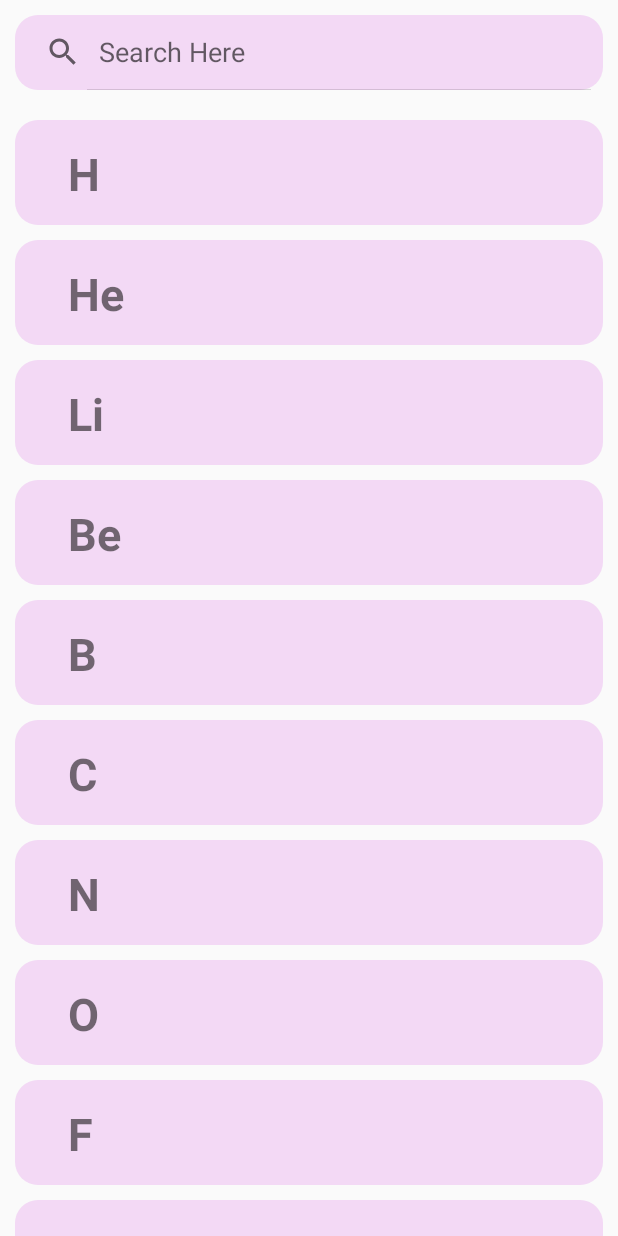
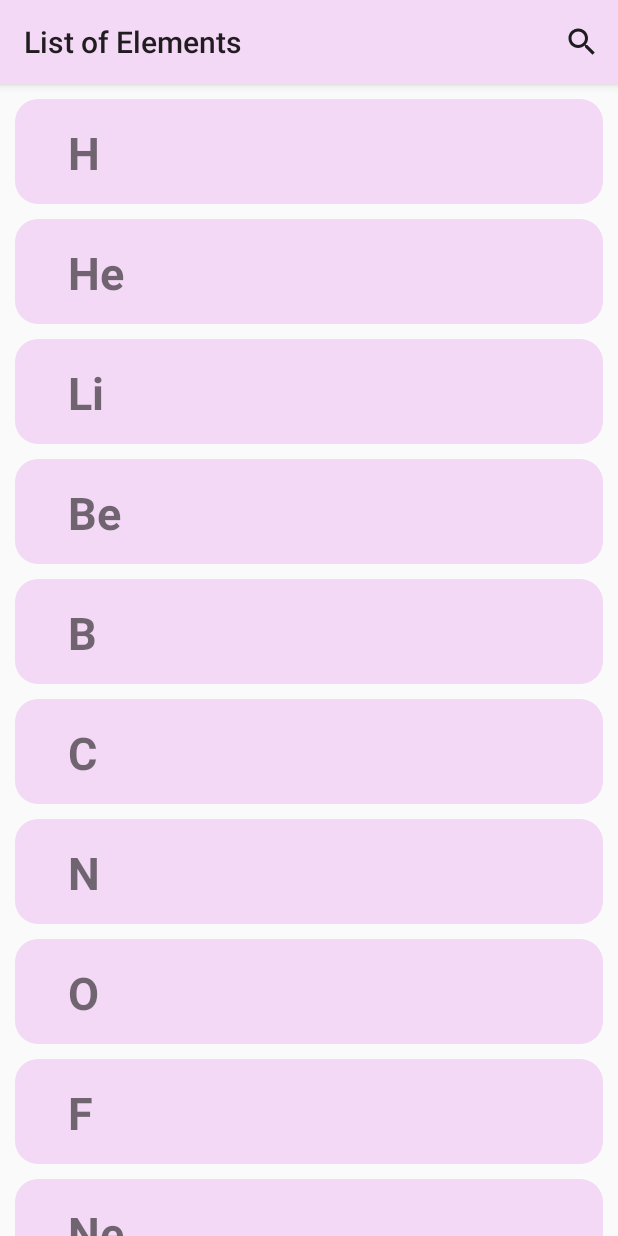
Before and after one commit to 0lbabej/MendiPedia, an Android app: the screen it shows after launch (MainActivity), on a phone screen of 412 x 824 dp. Run offline under Robolectric (Android 15) with nearby library versions, the phone set to English and light mode, and no system bars.

Commit message:
added all functionality

```diff
--- a/app/src/main/java/com/example/mendipedia/MainActivity.kt
+++ b/app/src/main/java/com/example/mendipedia/MainActivity.kt
@@ -1,14 +1,22 @@
 package com.example.mendipedia
 
+import android.content.ClipDescription
 import android.content.Intent
 import android.os.Bundle
+import android.view.LayoutInflater
+import android.view.Menu
+import android.view.MenuItem
+import android.widget.Filter
+import android.widget.Filterable
+import android.widget.SearchView
+import android.widget.Toolbar
 import androidx.appcompat.app.AppCompatActivity
 import androidx.recyclerview.widget.DividerItemDecoration
 import androidx.recyclerview.widget.LinearLayoutManager
 import androidx.recyclerview.widget.RecyclerView
 
 
-class MainActivity : AppCompatActivity(), ElementsAdapter.ClickListener {
+class MainActivity : AppCompatActivity(), ElementsAdapter.ClickListener{
 
     private lateinit var recyclerView: RecyclerView
     private lateinit var elementsAdapter: ElementsAdapter
@@ -16,6 +24,8 @@ class MainActivity : AppCompatActivity(), ElementsAdapter.ClickListener {
     override fun onCreate(savedInstanceState: Bundle?) {
         super.onCreate(savedInstanceState)
         setContentView(R.layout.activity_main)
+
+        title = "List of Elements"
 
         initData()
     }
@@ -34,7 +44,6 @@ class MainActivity : AppCompatActivity(), ElementsAdapter.ClickListener {
 
     private fun createElements(): List<ElementModel>{
         var elementList = ArrayList<ElementModel>()
-//        elementList.add(ElementModel("", "", "", ""))
         elementList.add(ElementModel("H", "1", "1,00797", "Водород"))
         elementList.add(ElementModel("He", "2", "4,0026", "Гелий"))
         elementList.add(ElementModel("Li", "3", "6,939", "Литий"))
@@ -49,7 +58,7 @@ class MainActivity : AppCompatActivity(), ElementsAdapter.ClickListener {
         elementList.add(ElementModel("Mg", "12", "24,305", "Магний"))
         elementList.add(ElementModel("Al", "13", "26,9815", "Алюминий"))
         elementList.add(ElementModel("Si", "14", "28,085", "Кремний"))
-
+        //        elementList.add(ElementModel("", "", "", ""))
 
         return elementList
     }
@@ -58,6 +67,35 @@ class MainActivity : AppCompatActivity(), ElementsAdapter.ClickListener {
     }
 
     override fun clickedElement(elementModel: ElementModel) {
-        startActivity(Intent(this, AboutActivity::class.java).putExtra("elementName", elementModel.elementName))
+        val intent = Intent(this, AboutActivity::class.java)
+        intent.putExtra("choosedElementName", elementModel.elementName)
+        intent.putExtra("choosedElementId", elementModel.elementId)
+        intent.putExtra("choosedElementMass", elementModel.elementMass)
+        intent.putExtra("choosedElementDescription", elementModel.elementDescription)
+        startActivity(intent)
+    }
+
+    override fun onCreateOptionsMenu(menu: Menu?): Boolean {
+        menuInflater.inflate(R.menu.search_menu, menu)
+        var menuItem = menu!!.findItem(R.id.searchView)
+        var searchView: SearchView = menuItem.actionView as SearchView
+        searchView.maxWidth = Int.MAX_VALUE
+
+        searchView.setOnQueryTextListener(object:SearchView.OnQueryTextListener{
+            override fun onQueryTextSubmit(query: String?): Boolean {
+                return true
+            }
+
+            override fun onQueryTextChange(newText: String?): Boolean {
+                elementsAdapter.filter.filter(newText)
+                return true
+            }
+
+        })
+        return super.onCreateOptionsMenu(menu)
+    }
+
+    override fun onOptionsItemSelected(item: MenuItem): Boolean {
+        return super.onOptionsItemSelected(item)
     }
 }
--- a/app/src/main/res/layout/activity_about.xml
+++ b/app/src/main/res/layout/activity_about.xml
@@ -79,8 +79,8 @@
         <TextView
             android:id="@+id/textViewChoosedElementDescription"
             android:layout_width="match_parent"
-            android:layout_height="wrap_content"
-            android:text="........."
+            android:layout_height="match_parent"
+            android:text="..."
             android:textSize="25sp" />
     </ScrollView>
 
--- a/app/src/main/res/layout/activity_main.xml
+++ b/app/src/main/res/layout/activity_main.xml
@@ -7,31 +7,14 @@
     android:theme="@style/Theme.MendiPedia"
     android:orientation="vertical">
 
-
-    <SearchView
-        android:id="@+id/searchView"
-        android:layout_width="match_parent"
-        android:layout_height="50dp"
-        android:layout_marginStart="10dp"
-        android:layout_marginTop="10dp"
-        android:layout_marginEnd="10dp"
-        android:background="@drawable/rounded_small_coral"
-        app:layout_constraintEnd_toEndOf="parent"
-        app:layout_constraintHorizontal_bias="0.0"
-        app:layout_constraintStart_toStartOf="parent"
-        app:layout_constraintTop_toTopOf="parent"
-        android:iconifiedByDefault="false"
-        android:queryHint="Search Here"/>
-
     <ScrollView
         android:layout_width="0dp"
         android:layout_height="0dp"
-        android:layout_marginTop="10dp"
         app:layout_constraintBottom_toBottomOf="parent"
         app:layout_constraintEnd_toEndOf="parent"
         app:layout_constraintHorizontal_bias="0.0"
         app:layout_constraintStart_toStartOf="parent"
-        app:layout_constraintTop_toBottomOf="@+id/searchView">
+        app:layout_constraintTop_toTopOf="parent">
 
         <androidx.recyclerview.widget.RecyclerView
             android:id="@+id/recyclerView"
--- /dev/null
+++ b/app/src/main/res/menu/search_menu.xml
@@ -0,0 +1,11 @@
+<?xml version="1.0" encoding="utf-8"?>
+<menu xmlns:android="http://schemas.android.com/apk/res/android"
+    xmlns:app="http://schemas.android.com/apk/res-auto">
+    <item
+        android:id="@+id/searchView"
+        android:title="Search an Element"
+        android:icon="@android:drawable/ic_menu_search"
+        app:showAsAction="always"
+        app:actionViewClass="android.widget.SearchView"
+        />
+</menu>
--- a/app/src/main/res/values/themes.xml
+++ b/app/src/main/res/values/themes.xml
@@ -1,6 +1,7 @@
 <resources xmlns:tools="http://schemas.android.com/tools">
     <!-- Base application theme. -->
-    <style name="Theme.MendiPedia" parent="@style/Theme.AppCompat.Light.NoActionBar">
+    <style name="Theme.MendiPedia" parent="@style/Theme.AppCompat.Light">
         <item name="android:statusBarColor">@color/coral</item>
+        <item name="colorPrimary">@color/coral</item>
     </style>
 </resources>
```
Also changed, not shown: app/src/main/java/com/example/mendipedia/AboutActivity.kt (+9 -4 lines), app/src/main/java/com/example/mendipedia/ElementsAdapter.kt (+34 -1 lines).
